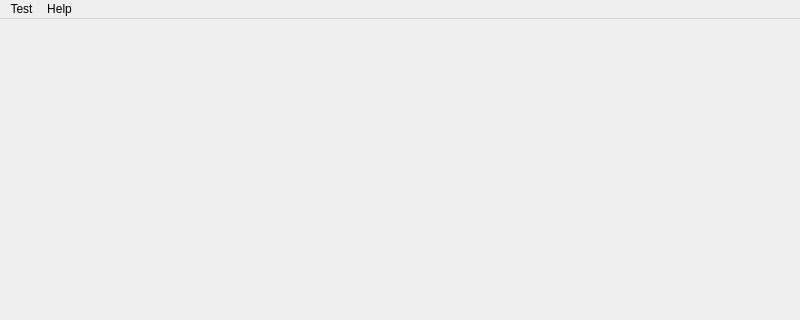
The window that src/main/resources/base/mainwindow.ui (j718/screentime) describes before a commit, drawn with Qt 5; both pictures show x 0 to 800 and y 0 to 320 of the 800 by 600 pixel window.
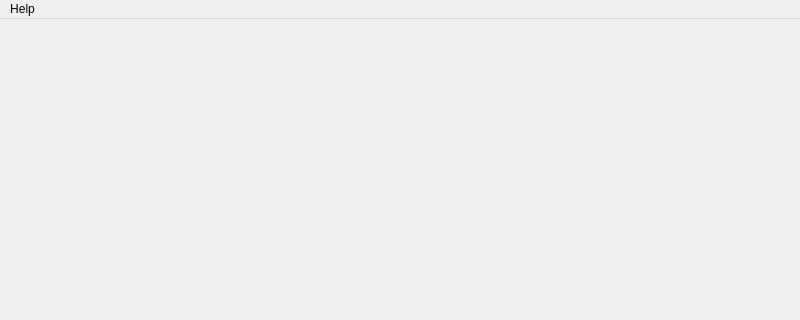
The same window after the commit.

```diff
--- a/src/main/resources/base/mainwindow.ui
+++ b/src/main/resources/base/mainwindow.ui
@@ -34,19 +34,13 @@
      <height>29</height>
     </rect>
    </property>
-   <widget class="QMenu" name="menuTest">
-    <property name="title">
-     <string>Test</string>
-    </property>
-   </widget>
-   <widget class="QMenu" name="menuHere">
+   <widget class="QMenu" name="menuHelp">
     <property name="title">
      <string>Help</string>
     </property>
     <addaction name="action_about"/>
    </widget>
-   <addaction name="menuTest"/>
-   <addaction name="menuHere"/>
+   <addaction name="menuHelp"/>
   </widget>
   <widget class="QStatusBar" name="statusbar"/>
   <action name="action_about">
```
